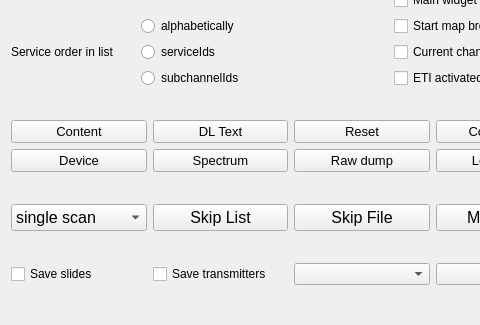
First picture: the form in forms/config-helper.ui, repository tomneda/DABstar, before the edit; both pictures show x 0 to 480 and y 203 to 528 of the 582 by 528 pixel window.
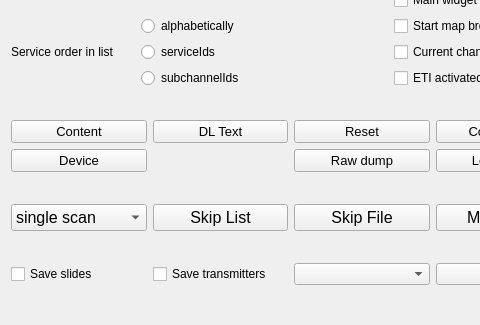
Second picture: the form after the edit. Custom widgets are drawn as their Qt base class.

Commit message: Move Spectrum button to main UI

```diff
--- a/forms/config-helper.ui
+++ b/forms/config-helper.ui
@@ -373,28 +373,6 @@
        </property>
       </widget>
      </item>
-     <item row="1" column="3">
-      <widget class="QPushButton" name="show_spectrumButton">
-       <property name="sizePolicy">
-        <sizepolicy hsizetype="Preferred" vsizetype="Fixed">
-         <horstretch>0</horstretch>
-         <verstretch>0</verstretch>
-        </sizepolicy>
-       </property>
-       <property name="font">
-        <font>
-         <family>Cantarell</family>
-         <pointsize>10</pointsize>
-        </font>
-       </property>
-       <property name="toolTip">
-        <string>&lt;html&gt;&lt;head/&gt;&lt;body&gt;&lt;p&gt;The spectrum and the constellation of the DAB signal is shown when pressing this button. &lt;br /&gt;&lt;br /&gt;Pressing it again will cause the spectrum and constellation to be invisible.&lt;/p&gt;&lt;/body&gt;&lt;/html&gt;</string>
-       </property>
-       <property name="text">
-        <string>Spectrum</string>
-       </property>
-      </widget>
-     </item>
      <item row="1" column="2">
       <widget class="QPushButton" name="devicewidgetButton">
        <property name="sizePolicy">
```
The commit also changes 2 other files.
